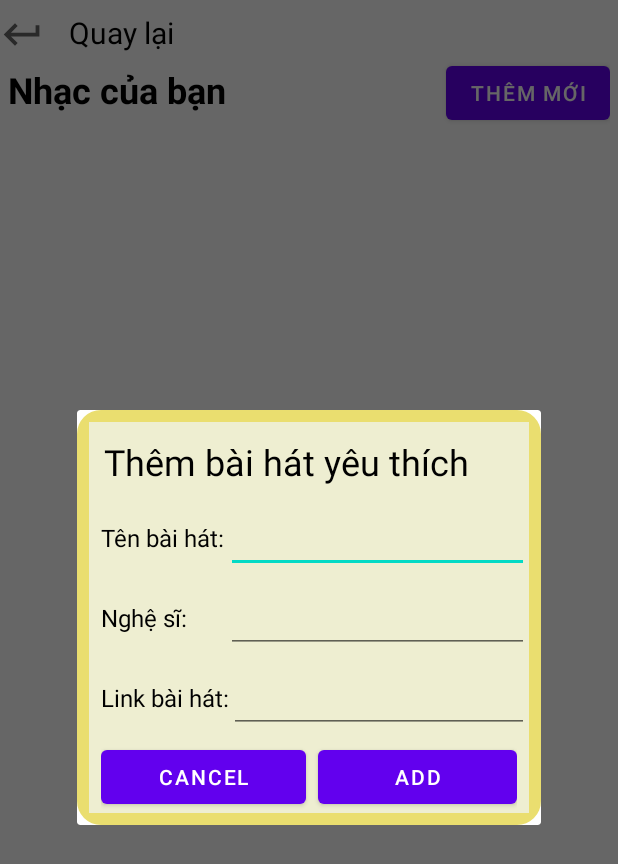
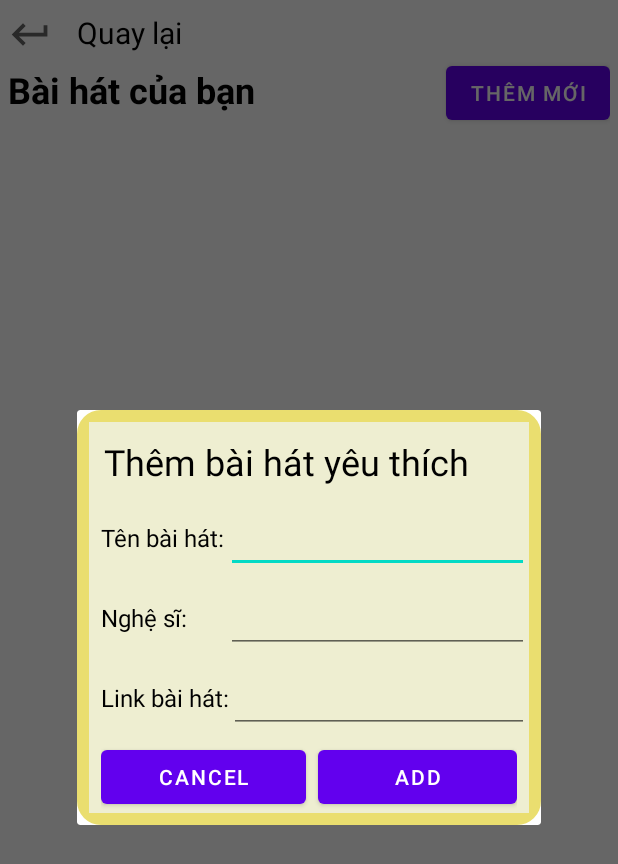
Before and after one commit to nvu-github/MyMusicPlayer, an Android app: the AddSongActivity screen opened directly, with no data from a screen before it, after a tap on "THÊM MỚI", on a phone screen of 412 x 824 dp. Shown: the top 864 px of the screen. Run offline under Robolectric (Android 15) with nearby library versions, the phone set to English and light mode, and no system bars; our stand-ins replace Firebase (no records; nobody signed in at launch, a user with empty details on screens opened directly).

Commit message:
chinh sua giao dien

```diff
--- a/app/src/main/java/com/huawei/mymusicplayer/AddSongActivity.java
+++ b/app/src/main/java/com/huawei/mymusicplayer/AddSongActivity.java
@@ -5,6 +5,10 @@ import androidx.appcompat.app.AppCompatActivity;
 import androidx.recyclerview.widget.DividerItemDecoration;
 import androidx.recyclerview.widget.LinearLayoutManager;
 import androidx.recyclerview.widget.RecyclerView;
+
+import android.content.ClipData;
+import android.content.ClipboardManager;
+import android.content.Context;
 import android.content.SharedPreferences;
 import android.os.Bundle;
 import android.util.Log;
@@ -12,6 +16,8 @@ import android.view.View;
 import android.widget.Button;
 import android.widget.ImageView;
 import android.widget.ScrollView;
+import android.widget.Toast;
+
 import com.google.firebase.database.DataSnapshot;
 import com.google.firebase.database.DatabaseError;
 import com.google.firebase.database.DatabaseReference;
@@ -33,6 +39,7 @@ public class AddSongActivity extends AppCompatActivity {
     RecyclerView listViewSongs;
     FavoriteSongList favoriteSongList;
     List<FavoriteSong> favoriteSongLists;
+    ImageView btn_copy;
     @Override
     protected void onCreate(Bundle savedInstanceState) {
         super.onCreate(savedInstanceState);
@@ -41,6 +48,8 @@ public class AddSongActivity extends AppCompatActivity {
         listViewSongs = findViewById(R.id.lv_FavoriteSong);
         btn_addSong = findViewById(R.id.btn_addSong);
         backActivity = findViewById(R.id.backActivity);
+        btn_copy = findViewById(R.id.coppyurl);
+
         favoriteSongLists = new ArrayList<FavoriteSong>();
         btn_addSong.setOnClickListener(new View.OnClickListener() {
             @Override
@@ -53,6 +62,16 @@ public class AddSongActivity extends AppCompatActivity {
             @Override
             public void onClick(View view) {
                 finish();
+            }
+        });
+        btn_copy.setOnClickListener(new View.OnClickListener() {
+            @Override
+            public void onClick(View v) {
+                ClipboardManager clipboard = (ClipboardManager) getSystemService(Context.CLIPBOARD_SERVICE);
+                ClipData clip = ClipData.newPlainText("TextCoppy", "https://firebasestorage.googleapis.com/v0/b/mymusicplayer-5e719.appspot.com/o/songs%2Fnhacviet%2Fhong%20nhan.mp3?alt=media&token=89a4fbee-749f-404a-b435-34a034735071");
+                clipboard.setPrimaryClip(clip);
+
+                Toast.makeText(AddSongActivity.this, "coppy to clipboard", Toast.LENGTH_SHORT).show();
             }
         });
 
--- a/app/src/main/java/com/huawei/mymusicplayer/FavoriteSongList.java
+++ b/app/src/main/java/com/huawei/mymusicplayer/FavoriteSongList.java
@@ -60,6 +60,7 @@ public class FavoriteSongList extends  RecyclerView.Adapter<FavoriteSongList.Fav
                 context.startActivity(toMainActivity);
             }
         });
+
         holder.imvDelete.setOnClickListener(new View.OnClickListener() {
             @Override
             public void onClick(View view) {
--- a/app/src/main/res/layout/activity_add_song.xml
+++ b/app/src/main/res/layout/activity_add_song.xml
@@ -14,28 +14,32 @@
         <ImageView
             android:id="@+id/backActivity"
             android:layout_width="30dp"
+            android:layout_marginStart="5dp"
             android:layout_height="30dp"
             android:layout_marginTop="8dp"
-            android:src="@drawable/ic_baseline_keyboard_return_24"
-            app:layout_constraintEnd_toEndOf="parent"
-            app:layout_constraintHorizontal_bias="0.02"
-            app:layout_constraintStart_toStartOf="parent"
-            app:layout_constraintTop_toTopOf="parent" />
+            android:src="@drawable/ic_baseline_keyboard_return_24" />
 
         <TextView
             android:id="@+id/titleAddSong"
-            android:layout_width="316dp"
+            android:layout_width="wrap_content"
             android:layout_height="30dp"
             android:layout_marginStart="16dp"
-            android:layout_marginTop="8dp"
             android:layout_marginEnd="8dp"
             android:text="Quay lại"
             android:textSize="20dp"
-            android:textColor="@color/black"
-            app:layout_constraintBottom_toBottomOf="@+id/backActivity"
-            app:layout_constraintEnd_toEndOf="parent"
-            app:layout_constraintStart_toEndOf="@+id/backActivity"
-            app:layout_constraintTop_toTopOf="parent" />
+            android:layout_marginTop="8dp"
+            android:textColor="@color/black" />
+        <LinearLayout
+            android:layout_width="match_parent"
+            android:layout_height="wrap_content"
+            android:gravity="right"
+            android:orientation="horizontal">
+        <ImageView
+            android:id="@+id/coppyurl"
+            android:layout_width="70dp"
+            android:layout_height="30dp"
+            android:text="coppy url"/>
+        </LinearLayout>
     </LinearLayout>
 
     <LinearLayout
@@ -48,7 +52,7 @@
         android:layout_height="32dp"
         android:layout_marginTop="5dp"
         android:layout_marginLeft="5dp"
-        android:text="Nhạc của bạn"
+        android:text="Bài hát của bạn"
         android:textStyle="bold"
         android:textSize="24dp"
         android:textColor="@color/black" />
@@ -73,12 +77,7 @@
         android:id="@+id/scrollViewListSong"
         android:layout_width="match_parent"
         android:layout_height="match_parent"
-        android:fillViewport="true"
-        app:layout_constraintBottom_toBottomOf="parent"
-        app:layout_constraintEnd_toEndOf="parent"
-        app:layout_constraintStart_toStartOf="parent"
-        app:layout_constraintTop_toBottomOf="@+id/titleChildAddSong"
-        app:layout_constraintVertical_bias="0.509">
+        android:fillViewport="true">
 
         <LinearLayout
             android:layout_width="match_parent"
--- a/app/src/main/res/layout/activity_love_song.xml
+++ b/app/src/main/res/layout/activity_love_song.xml
@@ -16,6 +16,7 @@
             android:layout_width="30dp"
             android:layout_height="30dp"
             android:layout_marginTop="8dp"
+            android:layout_marginStart="5dp"
             android:src="@drawable/ic_baseline_keyboard_return_24"
             app:layout_constraintEnd_toEndOf="parent"
             app:layout_constraintHorizontal_bias="0.02"
@@ -48,7 +49,7 @@
             android:layout_height="32dp"
             android:layout_marginTop="5dp"
             android:layout_marginLeft="5dp"
-            android:text="Bài hát yêu thích"
+            android:text="Bài hát yêu thích của bạn"
             android:textStyle="bold"
             android:textSize="24dp"
             android:textColor="@color/black" />
--- a/app/src/main/res/layout/activity_main.xml
+++ b/app/src/main/res/layout/activity_main.xml
@@ -75,12 +75,11 @@
             android:id="@+id/playmode_imagebutton"
             android:layout_width="36dp"
             android:layout_height="36dp"
+            android:layout_below="@id/pro_layout"
             android:layout_alignParentStart="true"
             android:layout_marginStart="16dp"
-            android:layout_below="@id/pro_layout"
             android:layout_marginTop="14.5dp"
-            android:scaleType="center"
-            />
+            android:scaleType="center" />
 
         <ImageView
             android:id="@+id/setting_content_layout"
```
Also changed, not shown: app/src/main/java/com/huawei/mymusicplayer/MainActivity.java (+12 -8 lines), app/src/main/java/com/huawei/mymusicplayer/fragment/layoutfragment/AccountFragment.java (+185 -185 lines), app/src/main/java/com/huawei/mymusicplayer/fragment/layoutfragment/Search/SearchActivity.java (+13 -1 lines), app/src/main/java/com/huawei/mymusicplayer/listsong/SampleData.java (+12 -3 lines), app/src/main/res/layout/fragment_account.xml (+43 -44 lines), app/src/main/res/layout/song_list_layout.xml (+4 -4 lines).
